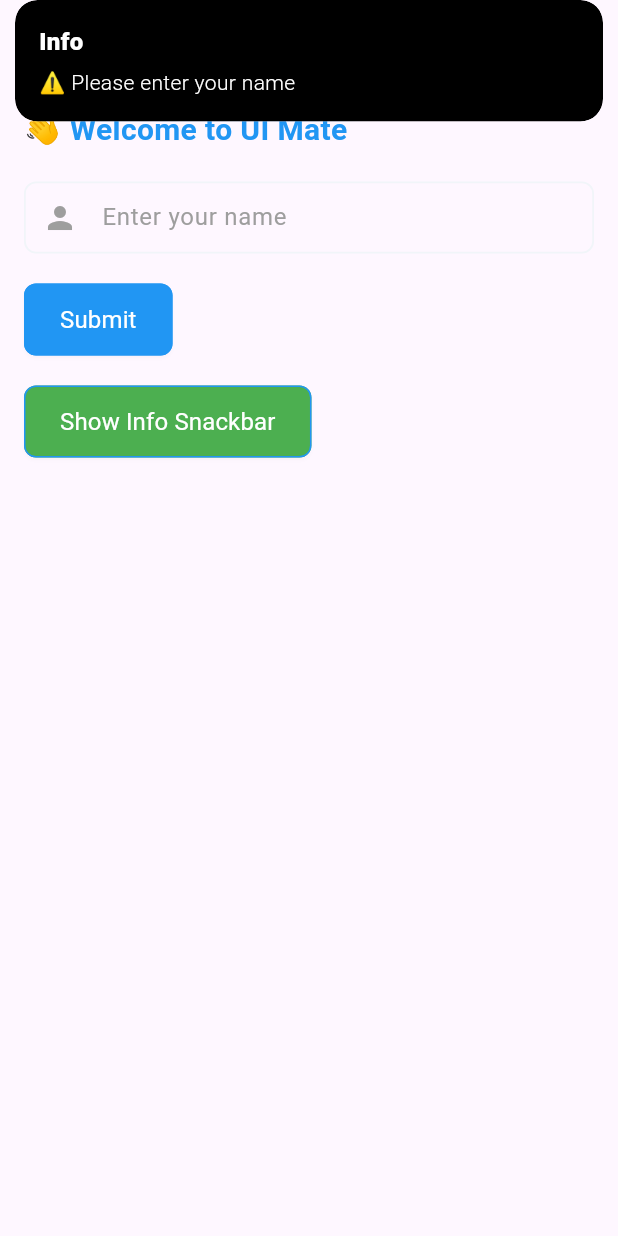
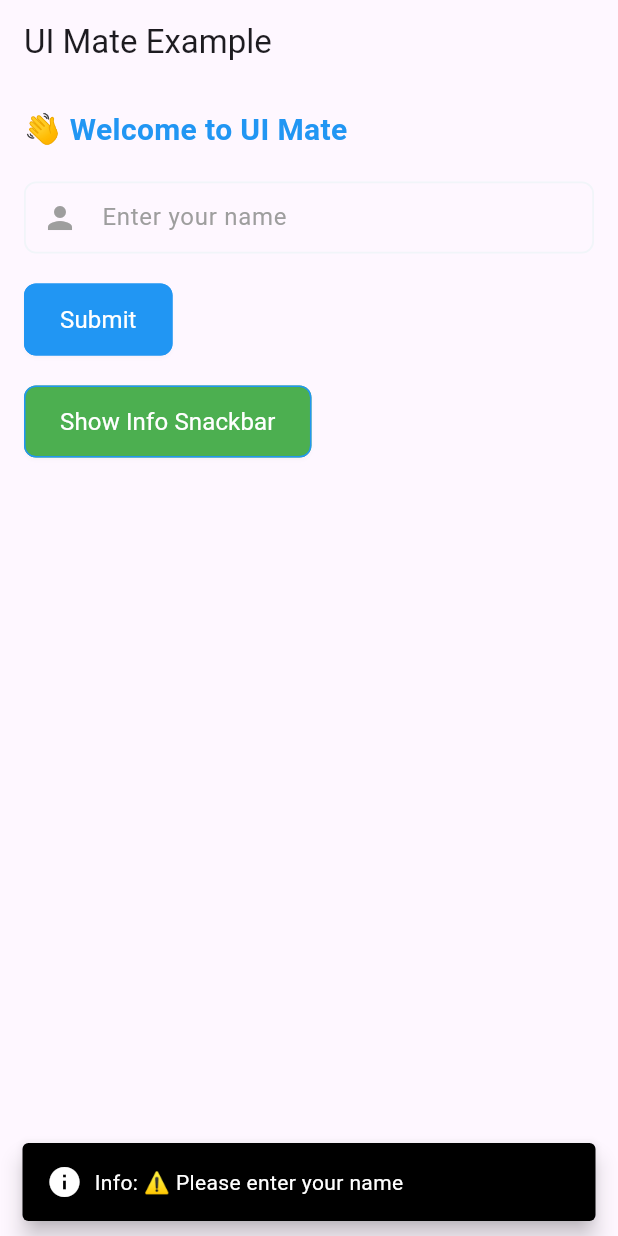
Before and after one commit to MIbrahimMushtaq/UIMate, a Flutter app: the screen it shows after launch, after a tap on "Submit", on a phone screen of 412 x 824 dp. Run offline on Flutter 3.47's test engine with Material 3 defaults, Android fonts, the phone set to English and light mode, and no system bars; our stand-ins replace fluttertoast.

Commit message:
add text , button, text input field widgets

```diff
--- a/example/lib/main.dart
+++ b/example/lib/main.dart
@@ -54,7 +54,7 @@ class _ExampleHomePageState extends State<ExampleHomePage> {
               TxtFormInput(
                 controller: _controller,
                 hintText: "Enter your name",
-                preFix: Icon(Icons.person, color: Colors.grey),
+                preFix: const Icon(Icons.person, color: Colors.grey),
                 onChanged: (val) {
                   debugPrint("Input changed: $val");
                 },
@@ -69,9 +69,14 @@ class _ExampleHomePageState extends State<ExampleHomePage> {
                 radius: 8,
                 onPressed: () {
                   if (_controller.text.isEmpty) {
-                    pSnackBar(message: "⚠️ Please enter your name",);
+                    pSnackBar(
+                      context: context, // ✅ context is now required
+                      message: "⚠️ Please enter your name",
+                    );
                   } else {
-                    pShowToast(message: "✅ Hello, ${_controller.text}!");
+                    pShowToast(
+                      message: "✅ Hello, ${_controller.text}!",
+                    );
                   }
                 },
               ),
@@ -84,6 +89,7 @@ class _ExampleHomePageState extends State<ExampleHomePage> {
                 textColor: Colors.white,
                 onPressed: () {
                   pSnackBar(
+                    context: context, // ✅ pass context here
                     message: "ℹ️ This is an info snackbar",
                     backgroundColor: Colors.green,
                   );
--- a/lib/helpers/snack_bar.dart
+++ b/lib/helpers/snack_bar.dart
@@ -1,27 +1,63 @@
 import 'package:flutter/material.dart';
-import 'package:get/get.dart';
 import '../utils/utils.dart';
 
 void pSnackBar({
+  required BuildContext context,
   String title = 'Info',
   required String? message,
   Color colorText = Clr.colorWhite,
   Color? backgroundColor,
   Color? borderColor,
   bool isError = false,
-  SnackPosition snackPosition = SnackPosition.TOP,
-  Function(GetSnackBar snackBar)? onTap,
   Duration? duration,
+
+  bool showDefaultIcon = true,
+  IconData? customIcon,
+  Color? customIconColor,
+  ImageProvider? image, // use if you want image instead of icon
 }) {
-  Get.snackbar(
-    isError ? 'Error' : title,
-    message ?? '',
-    colorText: isError ? Colors.white : colorText,
+  Widget? leading;
+
+  // Decide what to show (icon / image / nothing)
+  if (image != null) {
+    leading = CircleAvatar(
+      backgroundImage: image,
+      radius: 14,
+    );
+  } else if (customIcon != null) {
+    leading = Icon(customIcon, color: customIconColor ?? Colors.white);
+  } else if (showDefaultIcon) {
+    leading = Icon(
+      isError ? Icons.error : Icons.info,
+      color: Colors.white,
+    );
+  }
+
+  final snackBar = SnackBar(
     backgroundColor: isError ? Colors.red : backgroundColor ?? Clr.colorPrimary,
-    borderColor: borderColor,
-    snackPosition: snackPosition,
-    borderWidth: 2.0,
-    onTap: onTap,
     duration: duration ?? const Duration(seconds: 3),
+    content: Row(
+      children: [
+        if (leading != null) ...[
+          leading,
+          const SizedBox(width: 8),
+        ],
+        Expanded(
+          child: Text(
+            "${isError ? 'Error' : title}: ${message ?? ''}",
+            style: TextStyle(color: colorText),
+          ),
+        ),
+      ],
+    ),
+    behavior: SnackBarBehavior.floating,
+    shape: borderColor != null
+        ? RoundedRectangleBorder(
+      side: BorderSide(color: borderColor, width: 2),
+      borderRadius: BorderRadius.circular(8),
+    )
+        : null,
   );
+
+  ScaffoldMessenger.of(context).showSnackBar(snackBar);
 }
--- a/pubspec.yaml
+++ b/pubspec.yaml
@@ -1,7 +1,9 @@
 name: ui_mate
 description: "A Flutter UI helper package with widgets like buttons, text inputs, toast, snackbar, navigation, etc."
 version: 0.0.1
-homepage:
+homepage: https://github.com/MIbrahimMushtaq/UIMate
+repository: https://github.com/MIbrahimMushtaq/UIMate
+issue_tracker: https://github.com/MIbrahimMushtaq/UIMate/issues
 
 environment:
   sdk: ^3.8.1
@@ -13,7 +15,6 @@ dependencies:
   cupertino_icons: ^1.0.8
   fluttertoast: ^8.2.12
   intl: ^0.20.2
-  get: ^4.7.2
   url_launcher: ^6.3.2
 
 dev_dependencies:
```
Also changed, not shown: lib/helpers/focus.dart (+7 -4 lines), lib/helpers/navigation.dart (+16 -65 lines), example/pubspec.lock, 4 other files.
